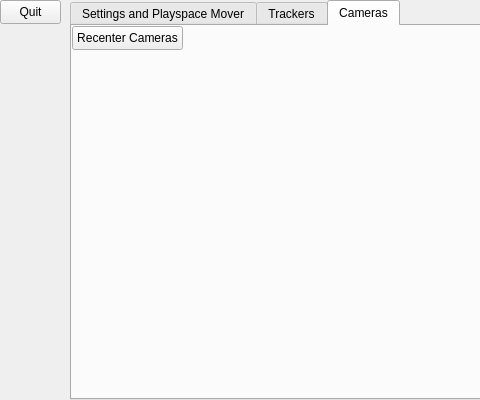
Above: VR_AI_FBT_Core/DashboardWidget.ui from MasonSakai/VR-AI-Full-Body-Tracking before the change; both pictures show x 0 to 480 and y 0 to 400 of the 800 by 400 pixel window. Below: the same form after it.
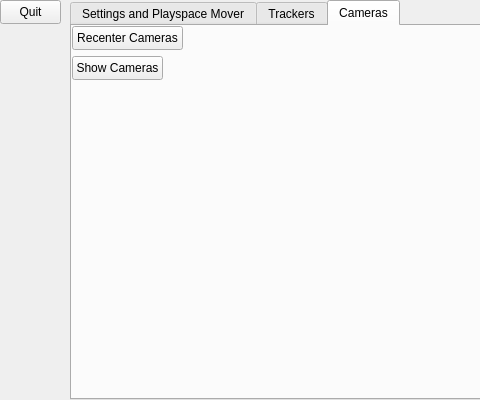
That is the form after the change. The open tabs and pages were chosen to show the change.

What changed in the file:
```diff
--- a/VR_AI_FBT_Core/DashboardWidget.ui
+++ b/VR_AI_FBT_Core/DashboardWidget.ui
@@ -346,6 +346,19 @@
       </property>
      </layout>
     </widget>
+    <widget class="QPushButton" name="btnShowCamera">
+     <property name="geometry">
+      <rect>
+       <x>0</x>
+       <y>30</y>
+       <width>91</width>
+       <height>24</height>
+      </rect>
+     </property>
+     <property name="text">
+      <string>Show Cameras</string>
+     </property>
+    </widget>
    </widget>
   </widget>
   <widget class="QPushButton" name="btnQuit">
```
Left out of the diff: 3 changed lines with no effect on the pictures.
